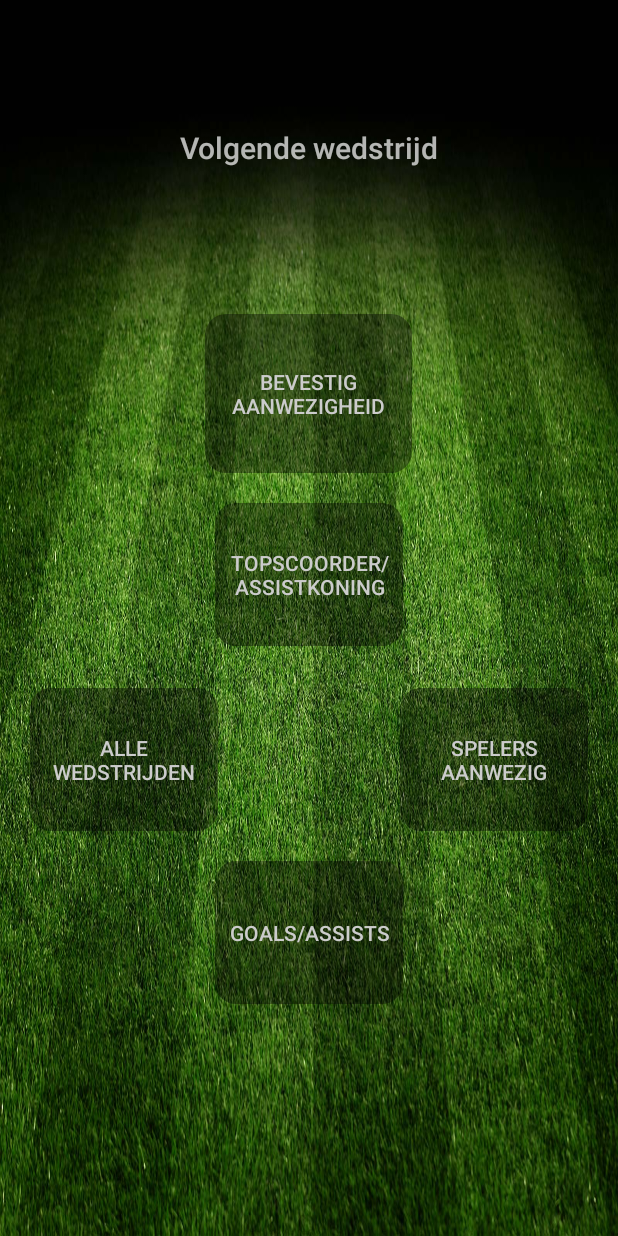
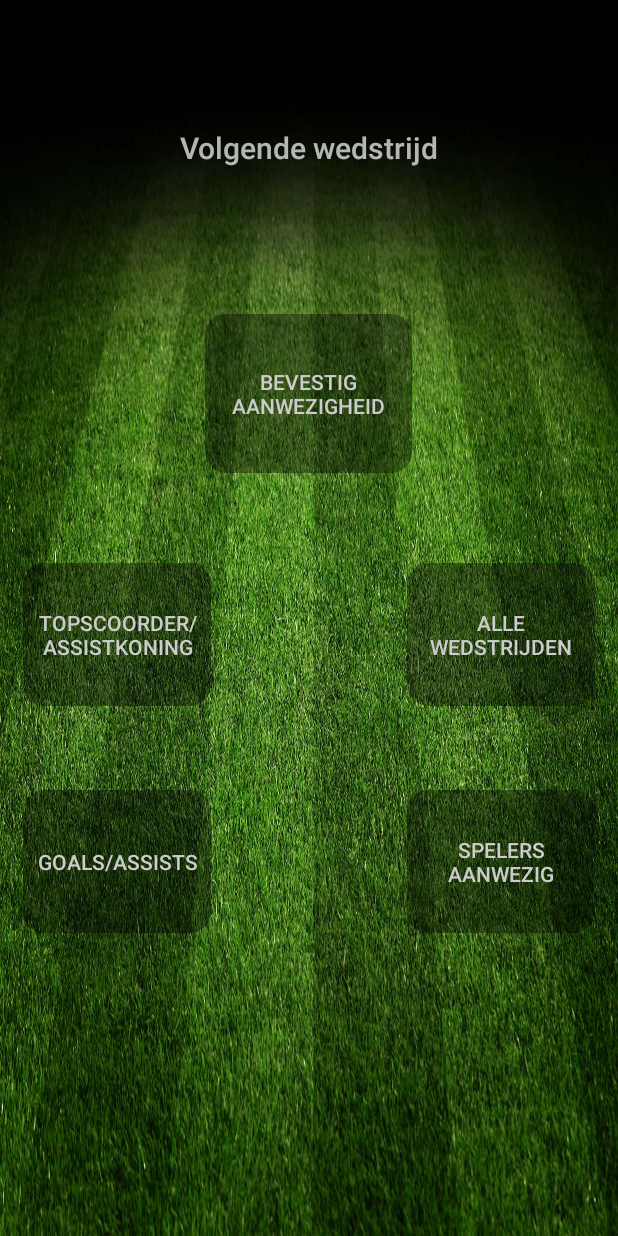
Before and after one commit to Bosmansc/OfflineSoccerManager, an Android app: the layout activity_main.xml on its own in the app's theme, with its tools: preview values and no code run, on a phone screen of 412 x 824 dp. Run offline under Robolectric (Android 15) with nearby library versions, the phone set to English and light mode, and no system bars; network calls fail.

```diff
--- a/app/src/main/java/bosmans/frigo/AddPlayerToGame.java
+++ b/app/src/main/java/bosmans/frigo/AddPlayerToGame.java
@@ -134,8 +134,6 @@ public class AddPlayerToGame extends AppCompatActivity implements View.OnClickLi
                 new Response.Listener<String>() {
                     @Override
                     public void onResponse(String response) {
-
-
                         Toast.makeText(AddPlayerToGame.this,response,Toast.LENGTH_LONG).show();
                         Intent intent = new Intent(getApplicationContext(),MainActivity.class);
                         startActivity(intent);
--- a/app/src/main/res/layout/activity_main.xml
+++ b/app/src/main/res/layout/activity_main.xml
@@ -10,15 +10,14 @@
         android:id="@+id/btn_viewGames"
         android:layout_width="125dp"
         android:layout_height="95dp"
-        android:layout_marginStart="20dp"
-        android:layout_marginLeft="20dp"
-        android:layout_marginTop="28dp"
+        android:layout_marginEnd="15dp"
+        android:layout_marginRight="15dp"
         android:background="@drawable/btn_background"
         android:text="Alle wedstrijden"
         android:textColor="@color/colorPrimary"
+        app:layout_constraintBottom_toBottomOf="@+id/btn_goalsAndAssistsRanking"
         app:layout_constraintCircleRadius="0dp"
-        app:layout_constraintStart_toStartOf="parent"
-        app:layout_constraintTop_toBottomOf="@+id/btn_goalsAndAssistsRanking" />
+        app:layout_constraintEnd_toEndOf="parent" />
 
     <Button
         android:id="@+id/btn_aanwezigheid"
@@ -43,29 +42,25 @@
         android:id="@+id/btn_presentPlayers"
         android:layout_width="125dp"
         android:layout_height="95dp"
-        android:layout_marginEnd="20dp"
-        android:layout_marginRight="20dp"
+        android:layout_marginTop="56dp"
         android:background="@drawable/btn_background"
         android:text="Spelers aanwezig"
         android:textColor="@color/colorPrimary"
-        app:layout_constraintBottom_toBottomOf="@+id/btn_viewGames"
         app:layout_constraintCircleRadius="0dp"
-        app:layout_constraintEnd_toEndOf="parent" />
+        app:layout_constraintEnd_toEndOf="@+id/btn_viewGames"
+        app:layout_constraintTop_toBottomOf="@+id/btn_viewGames" />
 
     <Button
         android:id="@+id/btn_goalsAndAssistsRanking"
         android:layout_width="125dp"
         android:layout_height="95dp"
-        android:layout_marginStart="8dp"
-        android:layout_marginLeft="8dp"
-        android:layout_marginTop="20dp"
-        android:layout_marginEnd="8dp"
-        android:layout_marginRight="8dp"
+        android:layout_marginStart="15dp"
+        android:layout_marginLeft="15dp"
+        android:layout_marginTop="60dp"
         android:background="@drawable/btn_background"
         android:text="Topscoorder/Assistkoning"
         android:textColor="@color/colorPrimary"
         app:layout_constraintCircleRadius="0dp"
-        app:layout_constraintEnd_toEndOf="parent"
         app:layout_constraintStart_toStartOf="parent"
         app:layout_constraintTop_toBottomOf="@+id/btn_aanwezigheid" />
 
@@ -73,19 +68,14 @@
         android:id="@+id/btn_editGoalsAssists"
         android:layout_width="125dp"
         android:layout_height="95dp"
-        android:layout_marginStart="8dp"
-        android:layout_marginLeft="8dp"
-        android:layout_marginTop="20dp"
 
-        android:layout_marginEnd="8dp"
-        android:layout_marginRight="8dp"
+        android:layout_marginTop="56dp"
         android:background="@drawable/btn_background"
         android:text="Goals/Assists"
         android:textColor="@color/colorPrimary"
         app:layout_constraintCircleRadius="0dp"
-        app:layout_constraintEnd_toEndOf="parent"
-        app:layout_constraintStart_toStartOf="parent"
-        app:layout_constraintTop_toBottomOf="@+id/btn_viewGames" />
+        app:layout_constraintStart_toStartOf="@+id/btn_goalsAndAssistsRanking"
+        app:layout_constraintTop_toBottomOf="@+id/btn_goalsAndAssistsRanking" />
 
     <TextView
         android:id="@+id/tv_nextGame"
--- a/app/src/main/res/layout/activity_present_players_row.xml
+++ b/app/src/main/res/layout/activity_present_players_row.xml
@@ -4,7 +4,6 @@
     xmlns:tools="http://schemas.android.com/tools"
     android:layout_width="match_parent"
     android:layout_height="match_parent"
-    android:background="@color/colorDarkGrey"
     tools:layout_editor_absoluteX="0dp"
     tools:layout_editor_absoluteY="81dp">
 
@@ -15,7 +14,6 @@
         android:layout_marginEnd="8dp"
         android:layout_marginStart="8dp"
         android:layout_marginTop="8dp"
-        android:background="@color/colorDarkGrey"
         android:orientation="horizontal"
         app:layout_constraintEnd_toEndOf="parent"
         app:layout_constraintStart_toStartOf="parent"
```
Also changed, not shown: app/src/main/AndroidManifest.xml (+4 -4 lines), app/src/main/java/bosmans/frigo/GoalsAndAssists.java (+56 -80 lines), app/src/main/res/layout/activity_goals_and_assists.xml (+4 -4 lines), app/src/main/res/layout/activity_goals_and_assists_edit.xml (+17 -8 lines), app/src/main/res/layout/activity_present_players.xml (+6 -5 lines).
